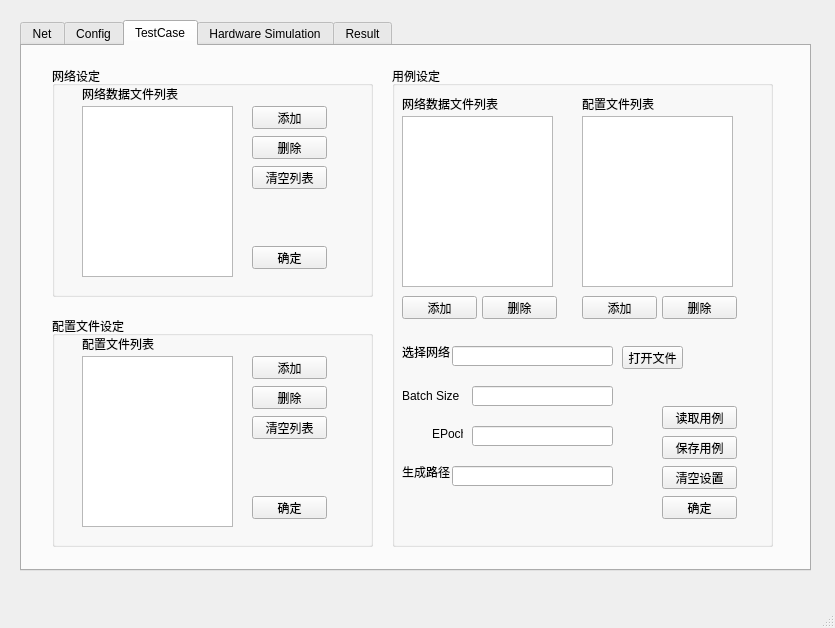
Old version of the form mainwindow.ui in the repository Athera0201/XPEControl.
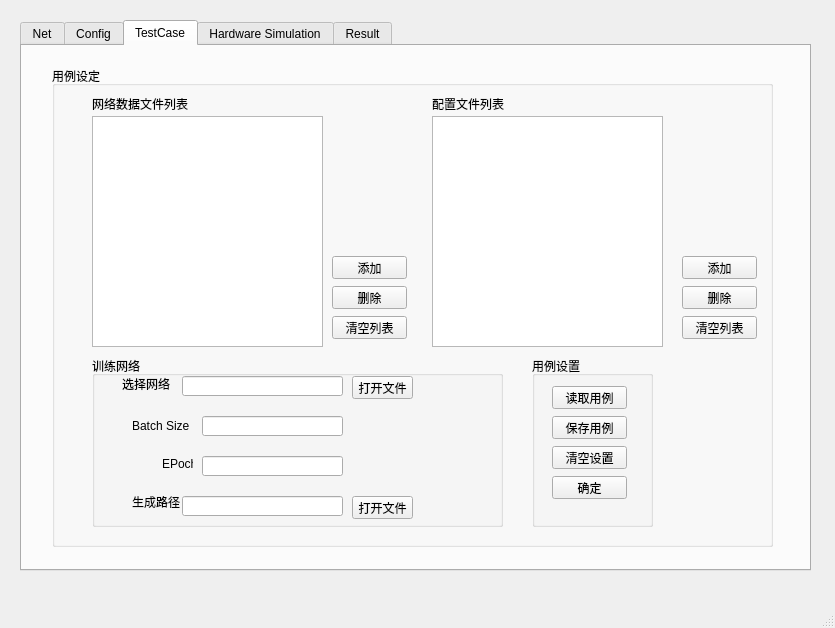
New version of the form. The open tabs and pages were chosen to show the change.

Commit message: updated tab test case

The edit to the form file:
```diff
--- a/mainwindow.ui
+++ b/mainwindow.ui
@@ -847,211 +847,35 @@
      <attribute name="title">
       <string>TestCase</string>
      </attribute>
-     <widget class="QGroupBox" name="groupBox_4">
-      <property name="geometry">
-       <rect>
-        <x>30</x>
-        <y>20</y>
-        <width>321</width>
-        <height>231</height>
-       </rect>
-      </property>
-      <property name="title">
-       <string>网络设定</string>
-      </property>
-      <widget class="QLabel" name="label_19">
-       <property name="geometry">
-        <rect>
-         <x>30</x>
-         <y>20</y>
-         <width>101</width>
-         <height>16</height>
-        </rect>
-       </property>
-       <property name="text">
-        <string>网络数据文件列表</string>
-       </property>
-      </widget>
-      <widget class="QPushButton" name="pushButton_19">
-       <property name="geometry">
-        <rect>
-         <x>200</x>
-         <y>40</y>
-         <width>75</width>
-         <height>23</height>
-        </rect>
-       </property>
-       <property name="text">
-        <string>添加</string>
-       </property>
-      </widget>
-      <widget class="QPushButton" name="pushButton_20">
-       <property name="geometry">
-        <rect>
-         <x>200</x>
-         <y>70</y>
-         <width>75</width>
-         <height>23</height>
-        </rect>
-       </property>
-       <property name="text">
-        <string>删除</string>
-       </property>
-      </widget>
-      <widget class="QPushButton" name="pushButton_22">
-       <property name="geometry">
-        <rect>
-         <x>200</x>
-         <y>100</y>
-         <width>75</width>
-         <height>23</height>
-        </rect>
-       </property>
-       <property name="text">
-        <string>清空列表</string>
-       </property>
-      </widget>
-      <widget class="QPushButton" name="pushButton_23">
-       <property name="geometry">
-        <rect>
-         <x>200</x>
-         <y>180</y>
-         <width>75</width>
-         <height>23</height>
-        </rect>
-       </property>
-       <property name="text">
-        <string>确定</string>
-       </property>
-      </widget>
-      <widget class="QListWidget" name="listWidget_3">
-       <property name="geometry">
-        <rect>
-         <x>30</x>
-         <y>40</y>
-         <width>151</width>
-         <height>171</height>
-        </rect>
-       </property>
-      </widget>
-     </widget>
-     <widget class="QGroupBox" name="groupBox_5">
-      <property name="geometry">
-       <rect>
-        <x>30</x>
-        <y>270</y>
-        <width>321</width>
-        <height>231</height>
-       </rect>
-      </property>
-      <property name="title">
-       <string>配置文件设定</string>
-      </property>
-      <widget class="QPushButton" name="pushButton_24">
-       <property name="geometry">
-        <rect>
-         <x>200</x>
-         <y>180</y>
-         <width>75</width>
-         <height>23</height>
-        </rect>
-       </property>
-       <property name="text">
-        <string>确定</string>
-       </property>
-      </widget>
-      <widget class="QPushButton" name="pushButton_25">
-       <property name="geometry">
-        <rect>
-         <x>200</x>
-         <y>40</y>
-         <width>75</width>
-         <height>23</height>
-        </rect>
-       </property>
-       <property name="text">
-        <string>添加</string>
-       </property>
-      </widget>
-      <widget class="QPushButton" name="pushButton_26">
-       <property name="geometry">
-        <rect>
-         <x>200</x>
-         <y>100</y>
-         <width>75</width>
-         <height>23</height>
-        </rect>
-       </property>
-       <property name="text">
-        <string>清空列表</string>
-       </property>
-      </widget>
-      <widget class="QLabel" name="label_20">
-       <property name="geometry">
-        <rect>
-         <x>30</x>
-         <y>20</y>
-         <width>81</width>
-         <height>16</height>
-        </rect>
-       </property>
-       <property name="text">
-        <string>配置文件列表</string>
-       </property>
-      </widget>
-      <widget class="QPushButton" name="pushButton_27">
-       <property name="geometry">
-        <rect>
-         <x>200</x>
-         <y>70</y>
-         <width>75</width>
-         <height>23</height>
-        </rect>
-       </property>
-       <property name="text">
-        <string>删除</string>
-       </property>
-      </widget>
-      <widget class="QListWidget" name="listWidget_4">
-       <property name="geometry">
-        <rect>
-         <x>30</x>
-         <y>40</y>
-         <width>151</width>
-         <height>171</height>
-        </rect>
-       </property>
-      </widget>
-     </widget>
      <widget class="QGroupBox" name="groupBox_6">
       <property name="geometry">
        <rect>
-        <x>370</x>
+        <x>30</x>
         <y>20</y>
-        <width>381</width>
+        <width>721</width>
         <height>481</height>
        </rect>
       </property>
       <property name="title">
        <string>用例设定</string>
       </property>
-      <widget class="QPushButton" name="pushButton_30">
+      <widget class="QPushButton" name="btnT3RemoveAllNet">
        <property name="geometry">
         <rect>
-         <x>90</x>
-         <y>230</y>
+         <x>280</x>
+         <y>250</y>
          <width>75</width>
          <height>23</height>
         </rect>
        </property>
        <property name="text">
-        <string>删除</string>
+        <string>清空列表</string>
        </property>
       </widget>
-      <widget class="QLabel" name="label_21">
+      <widget class="QLabel" name="label_19">
        <property name="geometry">
         <rect>
-         <x>10</x>
+         <x>40</x>
          <y>30</y>
          <width>101</width>
          <height>16</height>
@@ -1064,33 +888,79 @@
       <widget class="QPushButton" name="pushButton_32">
        <property name="geometry">
         <rect>
-         <x>10</x>
-         <y>230</y>
+         <x>280</x>
+         <y>220</y>
          <width>75</width>
          <height>23</height>
         </rect>
        </property>
        <property name="text">
+        <string>删除</string>
+       </property>
+      </widget>
+      <widget class="QPushButton" name="btnT3AddNet">
+       <property name="geometry">
+        <rect>
+         <x>280</x>
+         <y>190</y>
+         <width>75</width>
+         <height>23</height>
+        </rect>
+       </property>
+       <property name="text">
         <string>添加</string>
        </property>
       </widget>
-      <widget class="QPushButton" name="pushButton_33">
+      <widget class="QListWidget" name="lstT3NetList">
        <property name="geometry">
         <rect>
-         <x>190</x>
-         <y>230</y>
+         <x>40</x>
+         <y>50</y>
+         <width>231</width>
+         <height>231</height>
+        </rect>
+       </property>
+      </widget>
+      <widget class="QPushButton" name="btnT3RemoveConfig">
+       <property name="geometry">
+        <rect>
+         <x>630</x>
+         <y>220</y>
          <width>75</width>
          <height>23</height>
         </rect>
        </property>
        <property name="text">
+        <string>删除</string>
+       </property>
+      </widget>
+      <widget class="QListWidget" name="lstT3ConfigList">
+       <property name="geometry">
+        <rect>
+         <x>380</x>
+         <y>50</y>
+         <width>231</width>
+         <height>231</height>
+        </rect>
+       </property>
+      </widget>
+      <widget class="QPushButton" name="btnT3AddConfig">
+       <property name="geometry">
+        <rect>
+         <x>630</x>
+         <y>190</y>
+         <width>75</width>
+         <height>23</height>
+        </rect>
+       </property>
+       <property name="text">
         <string>添加</string>
        </property>
       </widget>
-      <widget class="QLabel" name="label_22">
+      <widget class="QLabel" name="label_20">
        <property name="geometry">
         <rect>
-         <x>190</x>
+         <x>380</x>
          <y>30</y>
          <width>81</width>
          <height>16</height>
@@ -1103,192 +973,211 @@
       <widget class="QPushButton" name="pushButton_36">
        <property name="geometry">
         <rect>
-         <x>270</x>
-         <y>230</y>
+         <x>630</x>
+         <y>250</y>
          <width>75</width>
          <height>23</height>
         </rect>
        </property>
        <property name="text">
-        <string>删除</string>
+        <string>清空列表</string>
        </property>
       </widget>
-      <widget class="QPushButton" name="pushButton_37">
-       <property name="geometry">
-        <rect>
-         <x>270</x>
-         <y>340</y>
-         <width>75</width>
-         <height>23</height>
-        </rect>
-       </property>
-       <property name="text">
-        <string>读取用例</string>
-       </property>
-      </widget>
-      <widget class="QPushButton" name="pushButton_38">
-       <property name="geometry">
-        <rect>
-         <x>270</x>
-         <y>370</y>
-         <width>75</width>
-         <height>23</height>
-        </rect>
-       </property>
-       <property name="text">
-        <string>保存用例</string>
-       </property>
-      </widget>
-      <widget class="QPushButton" name="pushButton_39">
-       <property name="geometry">
-        <rect>
-         <x>270</x>
-         <y>400</y>
-         <width>75</width>
-         <height>23</height>
-        </rect>
-       </property>
-       <property name="text">
-        <string>清空设置</string>
-       </property>
-      </widget>
-      <widget class="QPushButton" name="pushButton_40">
-       <property name="geometry">
-        <rect>
-         <x>270</x>
-         <y>430</y>
-         <width>75</width>
-         <height>23</height>
-        </rect>
-       </property>
-       <property name="text">
-        <string>确定</string>
-       </property>
-      </widget>
-      <widget class="QLabel" name="label_25">
+      <widget class="QGroupBox" name="groupBox_4">
        <property name="geometry">
         <rect>
          <x>40</x>
-         <y>360</y>
-         <width>31</width>
-         <height>16</height>
+         <y>290</y>
+         <width>411</width>
+         <height>171</height>
         </rect>
        </property>
-       <property name="text">
-        <string>EPoch</string>
+       <property name="title">
+        <string>训练网络</string>
        </property>
+       <widget class="QLabel" name="label_27">
+        <property name="geometry">
+         <rect>
+          <x>40</x>
+          <y>140</y>
+          <width>54</width>
+          <height>12</height>
+         </rect>
+        </property>
+        <property name="text">
+         <string>生成路径</string>
+        </property>
+       </widget>
+       <widget class="QLineEdit" name="txtT3BatchSize">
+        <property name="geometry">
+         <rect>
+          <x>110</x>
+          <y>60</y>
+          <width>141</width>
+          <height>20</height>
+         </rect>
+        </property>
+       </widget>
+       <widget class="QLineEdit" name="txtT3OpenNet">
+        <property name="geometry">
+         <rect>
+          <x>90</x>
+          <y>20</y>
+          <width>161</width>
+          <height>20</height>
+         </rect>
+        </property>
+       </widget>
+       <widget class="QLineEdit" name="txtT3EPoch">
+        <property name="geometry">
+         <rect>
+          <x>110</x>
+          <y>100</y>
+          <width>141</width>
+          <height>20</height>
+         </rect>
+        </property>
+       </widget>
+       <widget class="QLineEdit" name="txtT3Path">
+        <property name="geometry">
+         <rect>
+          <x>90</x>
+          <y>140</y>
+          <width>161</width>
+          <height>20</height>
+         </rect>
+        </property>
+       </widget>
+       <widget class="QLabel" name="label_25">
+        <property name="geometry">
+         <rect>
+          <x>70</x>
+          <y>100</y>
+          <width>31</width>
+          <height>16</height>
+         </rect>
+        </property>
+        <property name="text">
+         <string>EPoch</string>
+        </property>
+       </widget>
+       <widget class="QLabel" name="label_24">
+        <property name="geometry">
+         <rect>
+          <x>40</x>
+          <y>60</y>
+          <width>61</width>
+          <height>20</height>
+         </rect>
+        </property>
+        <property name="text">
+         <string>Batch Size</string>
+        </property>
+       </widget>
+       <widget class="QLabel" name="label_23">
+        <property name="geometry">
+         <rect>
+          <x>30</x>
+          <y>20</y>
+          <width>51</width>
+          <height>16</height>
+         </rect>
+        </property>
+        <property name="text">
+         <string>选择网络</string>
+        </property>
+       </widget>
+       <widget class="QPushButton" name="pushButton_29">
+        <property name="geometry">
+         <rect>
+          <x>260</x>
+          <y>20</y>
+          <width>61</width>
+          <height>23</height>
+         </rect>
+        </property>
+        <property name="text">
+         <string>打开文件</string>
+        </property>
+       </widget>
+       <widget class="QPushButton" name="pushButton_30">
+        <property name="geometry">
+         <rect>
+          <x>260</x>
+          <y>140</y>
+          <width>61</width>
+          <height>23</height>
+         </rect>
+        </property>
+        <property name="text">
+         <string>打开文件</string>
+        </property>
+       </widget>
       </widget>
-      <widget class="QLabel" name="label_23">
+      <widget class="QGroupBox" name="groupBox_5">
        <property name="geometry">
         <rect>
-         <x>10</x>
-         <y>280</y>
-         <width>54</width>
-         <height>12</height>
-        </rect>
-       </property>
-       <property name="text">
-        <string>选择网络</string>
-       </property>
-      </widget>
-      <widget class="QLineEdit" name="lineEdit_15">
-       <property name="geometry">
-        <rect>
-         <x>60</x>
-         <y>280</y>
-         <width>161</width>
-         <height>20</height>
-        </rect>
-       </property>
-      </widget>
-      <widget class="QLineEdit" name="lineEdit_16">
-       <property name="geometry">
-        <rect>
-         <x>80</x>
-         <y>360</y>
-         <width>141</width>
-         <height>20</height>
-        </rect>
-       </property>
-      </widget>
-      <widget class="QLabel" name="label_24">
-       <property name="geometry">
-        <rect>
-         <x>10</x>
-         <y>320</y>
-         <width>61</width>
-         <height>20</height>
-        </rect>
-       </property>
-       <property name="text">
-        <string>Batch Size</string>
-       </property>
-      </widget>
-      <widget class="QLineEdit" name="lineEdit_17">
-       <property name="geometry">
-        <rect>
-         <x>80</x>
-         <y>320</y>
-         <width>141</width>
-         <height>20</height>
-        </rect>
-       </property>
-      </widget>
-      <widget class="QPushButton" name="pushButton_29">
-       <property name="geometry">
-        <rect>
-         <x>230</x>
-         <y>280</y>
-         <width>61</width>
-         <height>23</height>
-        </rect>
-       </property>
-       <property name="text">
-        <string>打开文件</string>
-       </property>
-      </widget>
-      <widget class="QLineEdit" name="lineEdit_19">
-       <property name="geometry">
-        <rect>
-         <x>60</x>
-         <y>400</y>
-         <width>161</width>
-         <height>20</height>
-        </rect>
-       </property>
-      </widget>
-      <widget class="QLabel" name="label_27">
-       <property name="geometry">
-        <rect>
-         <x>10</x>
-         <y>400</y>
-         <width>54</width>
-         <height>12</height>
-        </rect>
-       </property>
-       <property name="text">
-        <string>生成路径</string>
-       </property>
-      </widget>
-      <widget class="QListWidget" name="listWidget_5">
-       <property name="geometry">
-        <rect>
-         <x>10</x>
-         <y>50</y>
-         <width>151</width>
+         <x>480</x>
+         <y>290</y>
+         <width>121</width>
          <height>171</height>
         </rect>
        </property>
-      </widget>
-      <widget class="QListWidget" name="listWidget_6">
-       <property name="geometry">
-        <rect>
-         <x>190</x>
-         <y>50</y>
-         <width>151</width>
-         <height>171</height>
-        </rect>
+       <property name="title">
+        <string>用例设置</string>
        </property>
+       <widget class="QPushButton" name="pushButton_39">
+        <property name="geometry">
+         <rect>
+          <x>20</x>
+          <y>90</y>
+          <width>75</width>
+          <height>23</height>
+         </rect>
+        </property>
+        <property name="text">
+         <string>清空设置</string>
+        </property>
+       </widget>
+       <widget class="QPushButton" name="pushButton_40">
+        <property name="geometry">
+         <rect>
+          <x>20</x>
+          <y>120</y>
+          <width>75</width>
+          <height>23</height>
+         </rect>
+        </property>
+        <property name="text">
+         <string>确定</string>
+        </property>
+       </widget>
+       <widget class="QPushButton" name="pushButton_37">
+        <property name="geometry">
+         <rect>
+          <x>20</x>
+          <y>30</y>
+          <width>75</width>
+          <height>23</height>
+         </rect>
+        </property>
+        <property name="text">
+         <string>读取用例</string>
+        </property>
+       </widget>
+       <widget class="QPushButton" name="pushButton_38">
+        <property name="geometry">
+         <rect>
+          <x>20</x>
+          <y>60</y>
+          <width>75</width>
+          <height>23</height>
+         </rect>
+        </property>
+        <property name="text">
+         <string>保存用例</string>
+        </property>
+       </widget>
       </widget>
      </widget>
     </widget>
```
Left out of the diff: 149 changed lines with no effect on the pictures. The commit also changes 2 other files.
